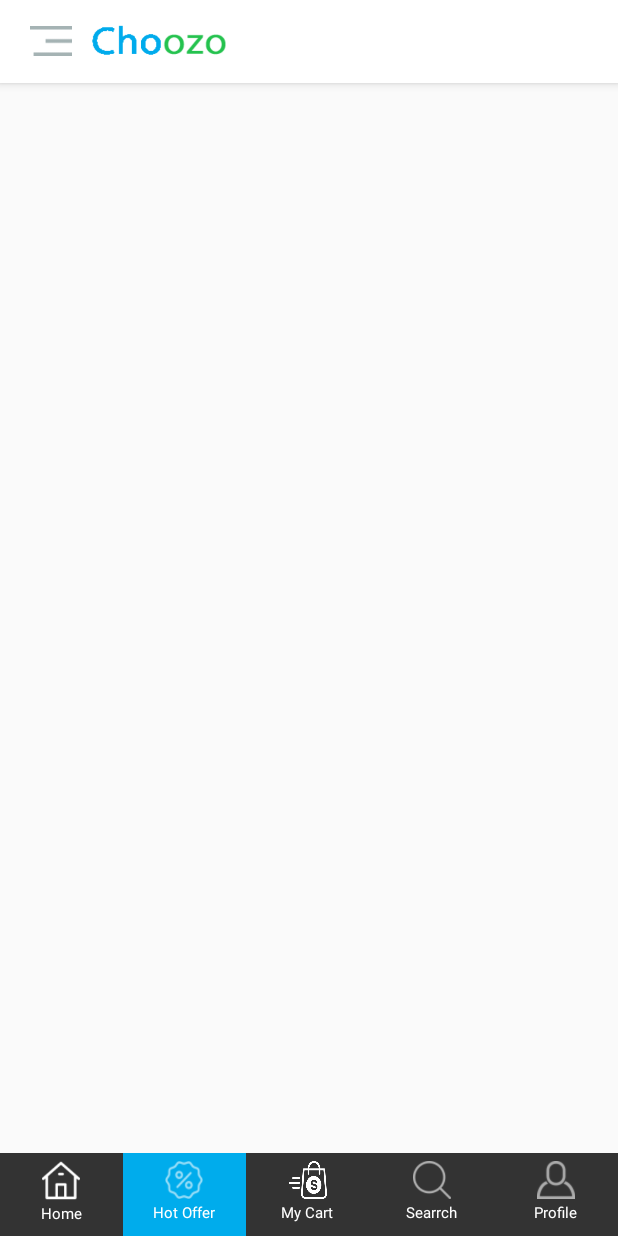
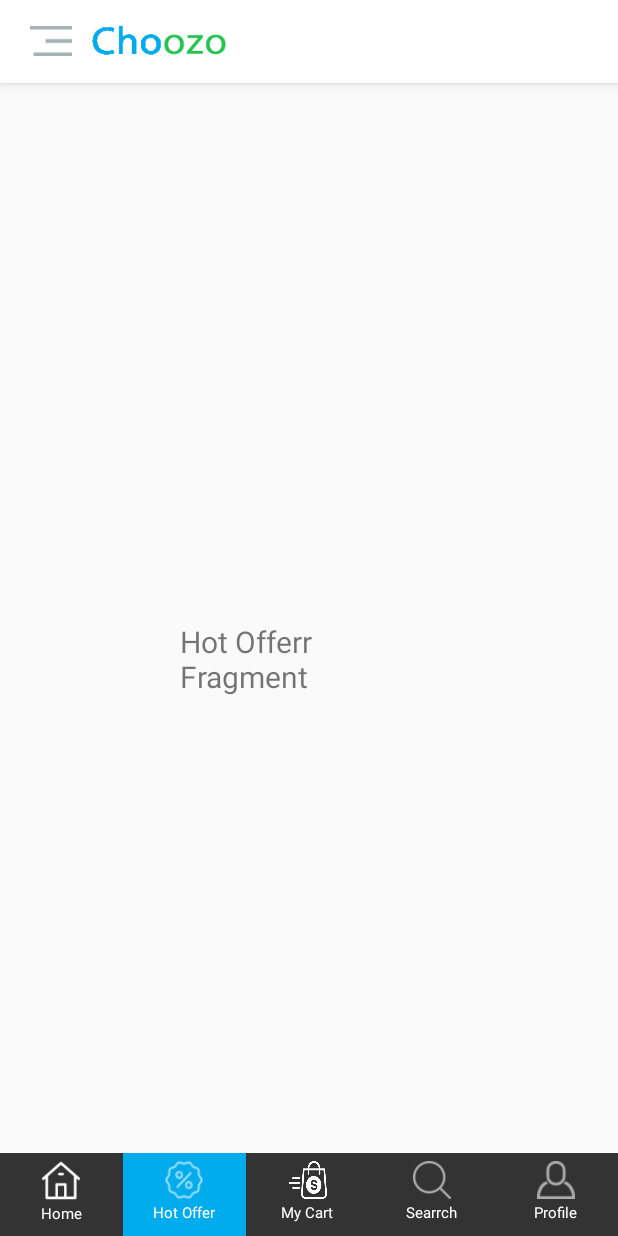
Before and after one commit to coolutkarshraj/Choozo_ecommerce, an Android app: the screen it shows after launch (MainActivity), after a tap on "Hot Offer", on a phone screen of 412 x 824 dp. Run offline under Robolectric (Android 15) with nearby library versions, the phone set to English and light mode, and no system bars; Roboto replaces fonts that are not available here.

Commit message:
Fragment has starts to change

```diff
--- a/app/src/main/java/com/io/choozo/Fragment/Home/HomeFragment.java
+++ b/app/src/main/java/com/io/choozo/Fragment/Home/HomeFragment.java
@@ -15,7 +15,7 @@ public class HomeFragment extends Fragment {
     @Nullable
     @Override
     public View onCreateView(@NonNull LayoutInflater inflater, @Nullable ViewGroup container, @Nullable Bundle savedInstanceState) {
-        View view = inflater.inflate(R.layout.activity_main,container,null);
+        View view = inflater.inflate(R.layout.homefragment,container,false);
         return  view;
     }
 }
--- a/app/src/main/java/com/io/choozo/Fragment/MyCart/MyCartFragment.java
+++ b/app/src/main/java/com/io/choozo/Fragment/MyCart/MyCartFragment.java
@@ -1,4 +1,21 @@
 package com.io.choozo.Fragment.MyCart;
 
-public class MyCartFragment {
+import android.os.Bundle;
+import android.support.annotation.NonNull;
+import android.support.annotation.Nullable;
+import android.support.v4.app.Fragment;
+import android.view.LayoutInflater;
+import android.view.View;
+import android.view.ViewGroup;
+
+import com.io.choozo.R;
+
+public class MyCartFragment extends Fragment {
+
+    @Nullable
+    @Override
+    public View onCreateView(@NonNull LayoutInflater inflater, @Nullable ViewGroup container, @Nullable Bundle savedInstanceState) {
+        View view = inflater.inflate(R.layout.carrt_fragment,container,false);
+        return  view;
+    }
 }
--- a/app/src/main/java/com/io/choozo/Fragment/hotOffer/HotOfferFragment.java
+++ b/app/src/main/java/com/io/choozo/Fragment/hotOffer/HotOfferFragment.java
@@ -1,4 +1,21 @@
 package com.io.choozo.Fragment.hotOffer;
 
-public class HotOfferFragment {
+import android.os.Bundle;
+import android.support.annotation.NonNull;
+import android.support.annotation.Nullable;
+import android.support.v4.app.Fragment;
+import android.view.LayoutInflater;
+import android.view.View;
+import android.view.ViewGroup;
+
+import com.io.choozo.R;
+
+public class HotOfferFragment extends Fragment {
+
+    @Nullable
+    @Override
+    public View onCreateView(@NonNull LayoutInflater inflater, @Nullable ViewGroup container, @Nullable Bundle savedInstanceState) {
+        View view = inflater.inflate(R.layout.hot_offer,container,false);
+        return  view;
+    }
 }
--- a/app/src/main/java/com/io/choozo/Fragment/profile/ProfileFragment.java
+++ b/app/src/main/java/com/io/choozo/Fragment/profile/ProfileFragment.java
@@ -1,4 +1,21 @@
 package com.io.choozo.Fragment.profile;
 
-public class ProfileFragment {
+import android.os.Bundle;
+import android.support.annotation.NonNull;
+import android.support.annotation.Nullable;
+import android.support.v4.app.Fragment;
+import android.view.LayoutInflater;
+import android.view.View;
+import android.view.ViewGroup;
+
+import com.io.choozo.R;
+
+public class ProfileFragment extends Fragment {
+
+    @Nullable
+    @Override
+    public View onCreateView(@NonNull LayoutInflater inflater, @Nullable ViewGroup container, @Nullable Bundle savedInstanceState) {
+        View view = inflater.inflate(R.layout.profilefragment,container,false);
+        return  view;
+    }
 }
--- a/app/src/main/java/com/io/choozo/activity/homeActivity/MainActivity.java
+++ b/app/src/main/java/com/io/choozo/activity/homeActivity/MainActivity.java
@@ -3,6 +3,8 @@ package com.io.choozo.activity.homeActivity;
 import android.graphics.Color;
 import android.os.Bundle;
 import android.support.design.widget.NavigationView;
+import android.support.v4.app.Fragment;
+import android.support.v4.app.FragmentTransaction;
 import android.support.v4.view.GravityCompat;
 import android.support.v4.widget.DrawerLayout;
 import android.support.v7.app.ActionBarDrawerToggle;
@@ -15,6 +17,10 @@ import android.widget.ImageView;
 import android.widget.LinearLayout;
 import android.widget.Toast;
 
+import com.io.choozo.Fragment.Home.HomeFragment;
+import com.io.choozo.Fragment.MyCart.MyCartFragment;
+import com.io.choozo.Fragment.hotOffer.HotOfferFragment;
+import com.io.choozo.Fragment.profile.ProfileFragment;
 import com.io.choozo.R;
 
 public class MainActivity extends AppCompatActivity
@@ -24,6 +30,13 @@ public class MainActivity extends AppCompatActivity
     ActionBarDrawerToggle toggle;
     NavigationView navigationView;
     LinearLayout ll_lome,ll_hotoffer,ll_my_cart,ll_search,ll_profile;
+    Fragment currFrag;
+    HomeFragment homeFragment;
+    HotOfferFragment hotOfferFragment;
+    MyCartFragment myCartFragment;
+    ProfileFragment profileFragment;
+
+
 
     @Override
     protected void onCreate(Bundle savedInstanceState) {
@@ -49,6 +62,7 @@ public class MainActivity extends AppCompatActivity
              ll_my_cart.setBackgroundColor(Color.parseColor("#333333"));
              ll_search.setBackgroundColor(Color.parseColor("#333333"));
              ll_profile.setBackgroundColor(Color.parseColor("#333333"));
+             changeFrag(homeFragment,true);
             }
         });
 
@@ -60,6 +74,7 @@ public class MainActivity extends AppCompatActivity
                 ll_my_cart.setBackgroundColor(Color.parseColor("#333333"));
                 ll_search.setBackgroundColor(Color.parseColor("#333333"));
                 ll_profile.setBackgroundColor(Color.parseColor("#333333"));
+                changeFrag(hotOfferFragment,true);
             }
         });
 
@@ -71,6 +86,7 @@ public class MainActivity extends AppCompatActivity
                 ll_my_cart.setBackgroundColor(Color.parseColor("#00acec"));
                 ll_search.setBackgroundColor(Color.parseColor("#333333"));
                 ll_profile.setBackgroundColor(Color.parseColor("#333333"));
+                changeFrag(myCartFragment,true);
             }
         });
 
@@ -82,6 +98,7 @@ public class MainActivity extends AppCompatActivity
                 ll_my_cart.setBackgroundColor(Color.parseColor("#333333"));
                 ll_search.setBackgroundColor(Color.parseColor("#00acec"));
                 ll_profile.setBackgroundColor(Color.parseColor("#333333"));
+
             }
         });
 
@@ -93,6 +110,7 @@ public class MainActivity extends AppCompatActivity
                 ll_my_cart.setBackgroundColor(Color.parseColor("#333333"));
                 ll_search.setBackgroundColor(Color.parseColor("#333333"));
                 ll_profile.setBackgroundColor(Color.parseColor("#00acec"));
+                changeFrag(profileFragment,true);
             }
         });
     }
@@ -112,6 +130,10 @@ public class MainActivity extends AppCompatActivity
         toggle.syncState();
         navigationView = (NavigationView) findViewById(R.id.nav_view);
         navigationView.setNavigationItemSelectedListener(this);
+        homeFragment = new HomeFragment();
+        hotOfferFragment = new HotOfferFragment();
+        myCartFragment = new MyCartFragment();
+        profileFragment = new ProfileFragment();
     }
 
     @Override
@@ -148,4 +170,18 @@ public class MainActivity extends AppCompatActivity
         drawer.closeDrawer(GravityCompat.START);
         return true;
     }
+
+    private void changeFrag(Fragment fragment, boolean addToBack) {
+
+        currFrag = fragment;
+        FragmentTransaction m = getSupportFragmentManager().beginTransaction()
+                .replace(R.id.content_view, fragment);
+        if (addToBack) {
+            m.addToBackStack(null);
+            m.setCustomAnimations(R.anim.fade_in,
+                    R.anim.fade_out);
+        }
+        m.commit();
+    }
+
 }
--- /dev/null
+++ b/app/src/main/java/com/io/choozo/adapter/HomeAdapter.java
@@ -0,0 +1,4 @@
+package com.io.choozo.adapter;
+
+public class HomeAdapter {
+}
--- /dev/null
+++ b/app/src/main/java/com/io/choozo/helpers/LocalStorage/PreferanceManager.java
@@ -0,0 +1,4 @@
+package com.io.choozo.helpers.LocalStorage;
+
+public class PreferanceManager {
+}
--- /dev/null
+++ b/app/src/main/java/com/io/choozo/holder/Homeholder.java
@@ -0,0 +1,4 @@
+package com.io.choozo.holder;
+
+public class Homeholder {
+}
--- /dev/null
+++ b/app/src/main/res/anim/fade_in.xml
@@ -0,0 +1,5 @@
+<?xml version="1.0" encoding="utf-8"?>
+<set xmlns:android="http://schemas.android.com/apk/res/android">
+    <alpha android:fromAlpha="0.0" android:toAlpha="1.0"
+        android:duration="@android:integer/config_mediumAnimTime" />
+</set>
--- /dev/null
+++ b/app/src/main/res/anim/fade_out.xml
@@ -0,0 +1,5 @@
+<?xml version="1.0" encoding="utf-8"?>
+<set xmlns:android="http://schemas.android.com/apk/res/android">
+    <alpha android:fromAlpha="1.0" android:toAlpha="0.0"
+        android:duration="@android:integer/config_mediumAnimTime" />
+</set>
--- a/app/src/main/res/layout/app_bar_main.xml
+++ b/app/src/main/res/layout/app_bar_main.xml
@@ -16,7 +16,7 @@
     </android.support.design.widget.AppBarLayout>
 
     <FrameLayout
-        android:id="@+id/frame"
+        android:id="@+id/content_view"
         android:layout_width="match_parent"
         android:layout_height="match_parent"
         app:layout_behavior="@string/appbar_scrolling_view_behavior"/>
--- /dev/null
+++ b/app/src/main/res/layout/hot_offer.xml
@@ -0,0 +1,15 @@
+<?xml version="1.0" encoding="utf-8"?>
+<LinearLayout xmlns:android="http://schemas.android.com/apk/res/android"
+    android:layout_width="match_parent"
+    android:layout_height="match_parent">
+
+    <TextView
+        android:layout_width="wrap_content"
+        android:layout_height="wrap_content"
+        android:text = "Hot Offerr Fragment"
+        android:textSize="20sp"
+        android:layout_marginLeft="120dp"
+        android:layout_marginRight="120dp"
+        android:layout_gravity="center"/>
+
+</LinearLayout>
```
Also changed, not shown: app/src/main/res/layout/carrt_fragment.xml (added, +15 -0 lines), app/src/main/res/layout/homefragment.xml (added, +15 -0 lines), app/src/main/res/layout/profilefragment.xml (added, +15 -0 lines).
